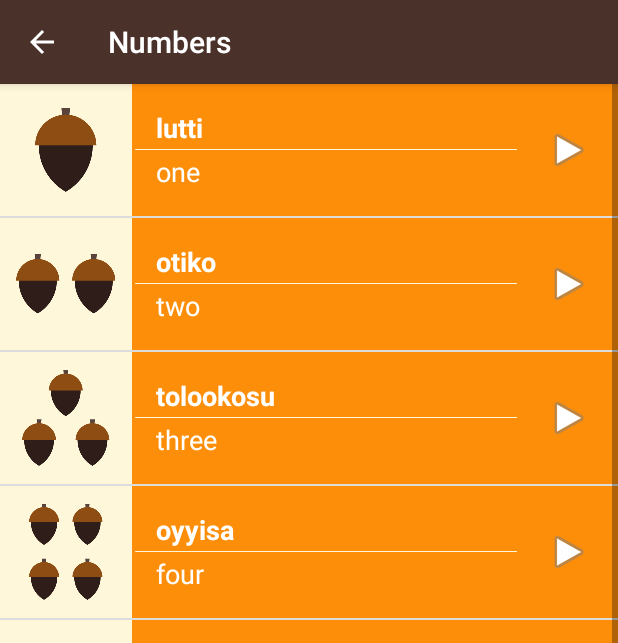
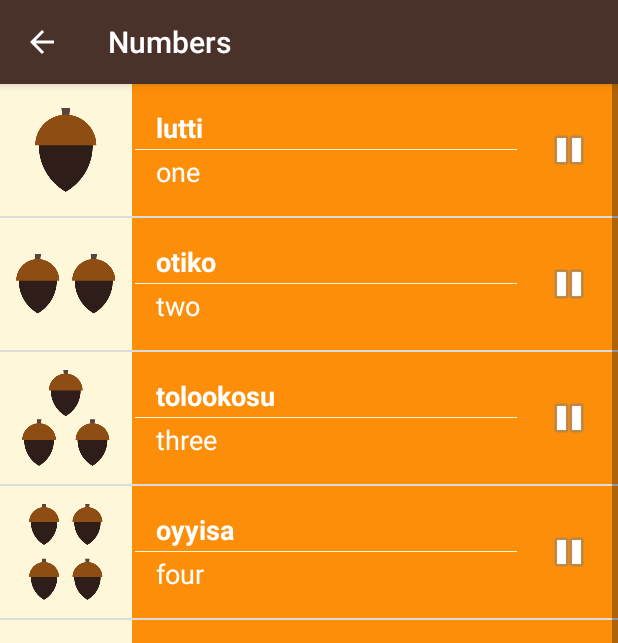
Before and after one commit to indraAsLesmana/Miwok_lesson, an Android app: the NumbersActivity screen opened directly, with no data from a screen before it, after a tap on "oyyisa", on a phone screen of 412 x 824 dp. Shown: the top 643 px of the screen. Run offline under Robolectric (Android 15) with nearby library versions, the light colour scheme and no system bars; 3 other taps on this screen came first.

Commit message:
Success, change PAUSE or PLAY view per item on Number Acitivity

```diff
--- a/app/src/main/java/com/example/android/miwok/activity/NumbersActivity.java
+++ b/app/src/main/java/com/example/android/miwok/activity/NumbersActivity.java
@@ -16,9 +16,9 @@
 package com.example.android.miwok.activity;
 
 import android.media.MediaPlayer;
-import android.os.Handler;
 import android.support.v7.app.AppCompatActivity;
 import android.os.Bundle;
+import android.util.Log;
 import android.view.View;
 import android.widget.AdapterView;
 import android.widget.ListView;
@@ -28,6 +28,7 @@ import java.util.ArrayList;
 
 import com.example.android.miwok.R;
 import com.example.android.miwok.adapter.WordAdapter;
+import com.example.android.miwok.helper.Helper;
 import com.example.android.miwok.model.Word;
 
 public class NumbersActivity extends AppCompatActivity {
@@ -66,26 +67,40 @@ public class NumbersActivity extends AppCompatActivity {
         theData.add(new Word("nine", "wo'e", R.drawable.number_nine, R.raw.number_nine));
         theData.add(new Word("ten", "na'aacha", R.drawable.number_ten, R.raw.number_ten));
 
-        WordAdapter adapter = new WordAdapter(this, theData, R.color.category_numbers);
+        final WordAdapter adapter = new WordAdapter(this, theData, R.color.category_numbers);
 
         listView.setAdapter(adapter);
         listView.setOnItemClickListener(new AdapterView.OnItemClickListener() {
             @Override
             public void onItemClick(AdapterView<?> adapterView, View view, int position, long l) {
-                mediaPlayer = MediaPlayer.create(NumbersActivity.this, theData.get(position).getmAudioFile());
-                if (theData.get(position).getmAudioFile() == NO_AUDIO) {
-                    Toast.makeText(NumbersActivity.this, "There's no Audio file", Toast.LENGTH_SHORT).show();
-                } else if (!mediaPlayer.isPlaying()) { //isPlaying() is MediaPlayer method for check is audio played ?
+                final Word word = theData.get(position);
+                mediaPlayer = MediaPlayer.create(NumbersActivity.this, word.getmAudioFile());
+                if (word.getmAudioFile() == NO_AUDIO) {
+                    Toast.makeText(NumbersActivity.this, "There's no Audio file",
+                            Toast.LENGTH_SHORT).show();
+                }else {
+                    /**
+                     * "word.setIsPlayed" is helper play boolean, to change view from PLAY to PAUSE
+                     * */
                     mediaPlayer.start();
-                    new Handler().postDelayed(new Runnable() {
+                    word.setmIsPlayed(true);
+                    adapter.notifyDataSetChanged();
+
+                    mediaPlayer.setOnCompletionListener(new MediaPlayer.OnCompletionListener() {
                         @Override
-                        public void run() {
+                        public void onCompletion(MediaPlayer mediaPlayer) {
                             mediaPlayer.stop();
+                            Helper.releaseMediaPlayer(mediaPlayer); // is for release alocate memory by mediaVariabel
+                            word.setmIsPlayed(false);
+                            adapter.notifyDataSetChanged();
                         }
-                    }, mediaPlayer.getDuration());
+                    });
                 }
+
+                Log.v(getPackageName(), "data: " + word); // is will log add data from object word
             }
         });
     }
 
+
 }
--- a/app/src/main/java/com/example/android/miwok/adapter/WordAdapter.java
+++ b/app/src/main/java/com/example/android/miwok/adapter/WordAdapter.java
@@ -1,8 +1,6 @@
 package com.example.android.miwok.adapter;
 
 import android.content.Context;
-import android.media.MediaPlayer;
-import android.os.Handler;
 import android.support.annotation.NonNull;
 import android.support.v4.content.ContextCompat;
 import android.view.LayoutInflater;
@@ -13,7 +11,6 @@ import android.widget.ImageView;
 import android.widget.LinearLayout;
 import android.widget.RelativeLayout;
 import android.widget.TextView;
-import android.widget.Toast;
 
 import com.example.android.miwok.R;
 
@@ -26,8 +23,6 @@ import com.example.android.miwok.model.Word;
 
 public class WordAdapter extends ArrayAdapter<Word> {
     private int mColorBackground;
-    private MediaPlayer mediaPlayer;
-    private static final int NO_AUDIO = 0;
     private Word wordData;
     private TextView miwokWord;
 
@@ -35,6 +30,7 @@ public class WordAdapter extends ArrayAdapter<Word> {
     private ImageView imageView;
     private LinearLayout mBackground;
     private RelativeLayout playButton_layout;
+    private boolean mIsMediaPlayed;
 
     public WordAdapter(Context context, ArrayList<Word> words, int color) {
         super(context, 0, words);
@@ -67,8 +63,6 @@ public class WordAdapter extends ArrayAdapter<Word> {
         final ImageView playButton = (ImageView) listItemView.findViewById(R.id.play_button);
         playButton_layout = (RelativeLayout) listItemView.findViewById(R.id.play_button_layout);
 
-
-
         if (!wordData.hasImage()) {
             imageView.setVisibility(View.GONE);
             playButton_layout.setVisibility(View.GONE);
@@ -88,6 +82,11 @@ public class WordAdapter extends ArrayAdapter<Word> {
         defaultWord.setText(wordData.getmDefaultWord());
         miwokWord.setText(wordData.getmMiwokWord());
 
+        if(wordData.ismIsPlayed()){
+            playButton.setImageResource(android.R.drawable.ic_media_pause);
+        }else {
+            playButton.setImageResource(android.R.drawable.ic_media_play);
+        }
 
         return listItemView;
     }
--- a/app/src/main/java/com/example/android/miwok/model/Word.java
+++ b/app/src/main/java/com/example/android/miwok/model/Word.java
@@ -11,6 +11,7 @@ public class Word {
     private int mImageResourceId = NO_IMAGE_PROVIDED;
     private static final int NO_IMAGE_PROVIDED = 0;
     private int mAudioFile;
+    private boolean mIsPlayed;
     /**
      * this is overloading constructor add new imageResourceid
      * @param mImageResourceId is for imageResourceId from drawable content
@@ -21,6 +22,15 @@ public class Word {
         this.mMiwokWord = mMiwokWord;
         this.mImageResourceId = mImageResourceId;
         this.mAudioFile = audioFile;
+    }
+
+    public Word(String mDefaultWord, String mMiwokWord, int mImageResourceId, int audioFile,
+                boolean isPlayed) {
+        this.mDefaultWord = mDefaultWord;
+        this.mMiwokWord = mMiwokWord;
+        this.mImageResourceId = mImageResourceId;
+        this.mAudioFile = audioFile;
+        mIsPlayed = isPlayed;
     }
 
     public Word(String mDefaultWord, String mMiwokWord, int mImageResourceId) {
@@ -58,4 +68,27 @@ public class Word {
     public int getmAudioFile() {
         return mAudioFile;
     }
+
+    public boolean ismIsPlayed() {
+        return mIsPlayed;
+    }
+
+    public void setmIsPlayed(boolean mIsPlayed) {
+        this.mIsPlayed = mIsPlayed;
+    }
+
+    /**
+     * retrun the string refresentation of {@link Word} Object
+     * this example if you want look the all value of this object with LOG.V for example
+     * this code generate by cliking, control + enter --> toString()
+     * */
+    @Override
+    public String toString() {
+        return "Word{" +
+                "mDefaultWord='" + mDefaultWord + '\'' +
+                ", mMiwokWord='" + mMiwokWord + '\'' +
+                ", mImageResourceId=" + mImageResourceId +
+                ", mAudioFile=" + mAudioFile +
+                '}';
+    }
 }
```
Also changed, not shown: app/src/main/java/com/example/android/miwok/helper/Helper.java (+9 -0 lines).
